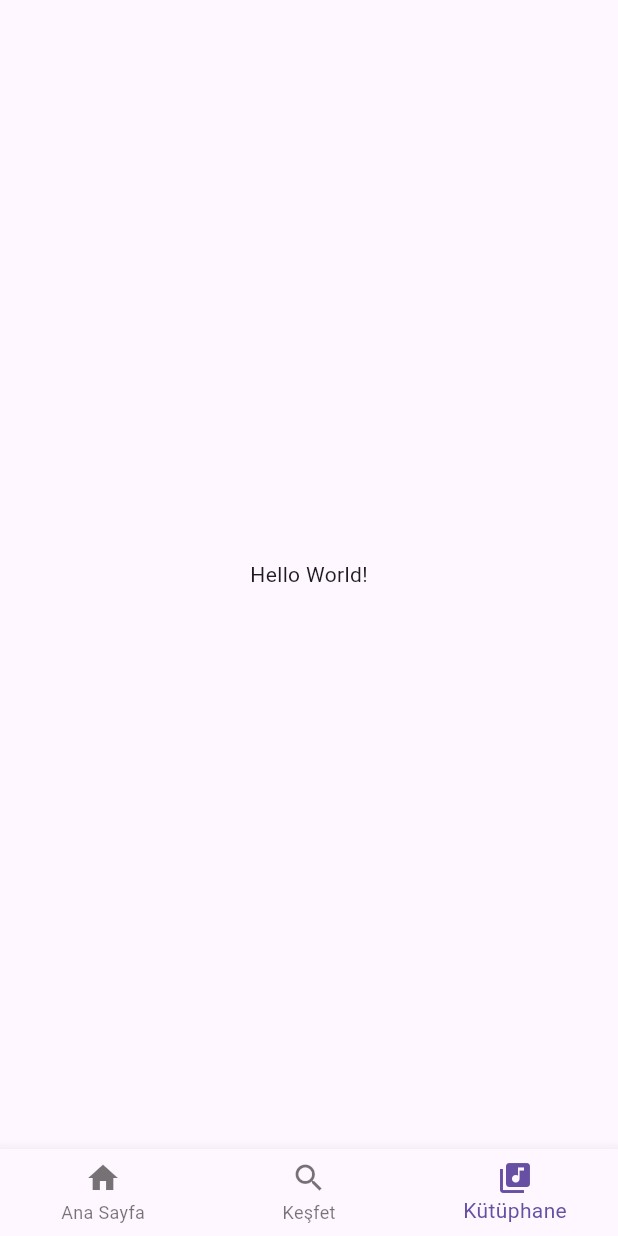
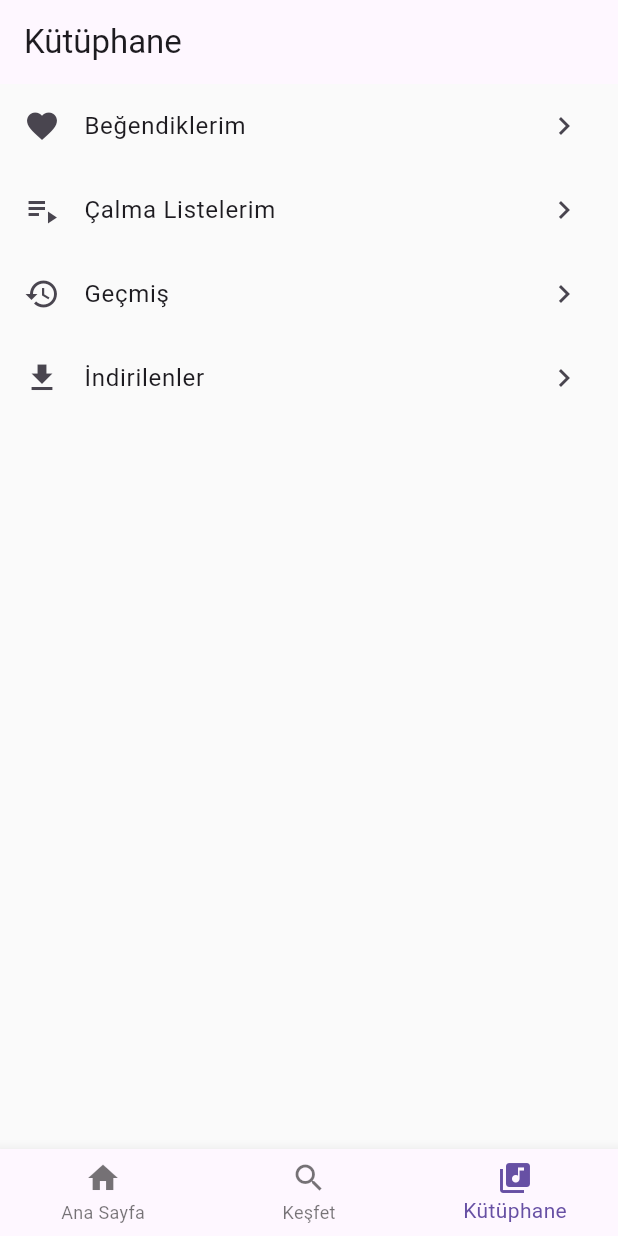
Before and after one commit to batuhanyeniocak/Echowolke, a Flutter app: the screen it shows after launch, item 3 of the bottom bar chosen, on a phone screen of 412 x 824 dp. Run offline on Flutter 3.47's test engine with Material 3 defaults, Android fonts, the phone set to English and light mode, and no system bars.

Commit message:
library sayfasi eklendi
library sayfasi eklendi

```diff
--- a/lib/screens/library_screen.dart
+++ b/lib/screens/library_screen.dart
@@ -1,20 +1,45 @@
 import 'package:flutter/material.dart';
 
-void main() {
-  runApp(const LibraryScreen());
-}
-
 class LibraryScreen extends StatelessWidget {
-  const LibraryScreen({super.key});
+  const LibraryScreen({Key? key}) : super(key: key);
 
   @override
   Widget build(BuildContext context) {
-    return const MaterialApp(
-      home: Scaffold(
-        body: Center(
-          child: Text('Hello World!'),
-        ),
+    return Scaffold(
+      appBar: AppBar(
+        title: const Text('Kütüphane'),
+        elevation: 0,
+      ),
+      body: ListView(
+        children: [
+          ListTile(
+            leading: const Icon(Icons.favorite),
+            title: const Text('Beğendiklerim'),
+            trailing: const Icon(Icons.chevron_right),
+            onTap: () {},
+          ),
+          ListTile(
+            leading: const Icon(Icons.playlist_play),
+            title: const Text('Çalma Listelerim'),
+            trailing: const Icon(Icons.chevron_right),
+            onTap: () {},
+          ),
+          ListTile(
+            leading: const Icon(Icons.history),
+            title: const Text('Geçmiş'),
+            trailing: const Icon(Icons.chevron_right),
+            onTap: () {},
+          ),
+          ListTile(
+            leading: const Icon(Icons.download),
+            title: const Text('İndirilenler'),
+            trailing: const Icon(Icons.chevron_right),
+            onTap: () {},
+          ),
+        ],
       ),
     );
   }
 }
+
+// butonlar simdilik aktif degil :(
```
